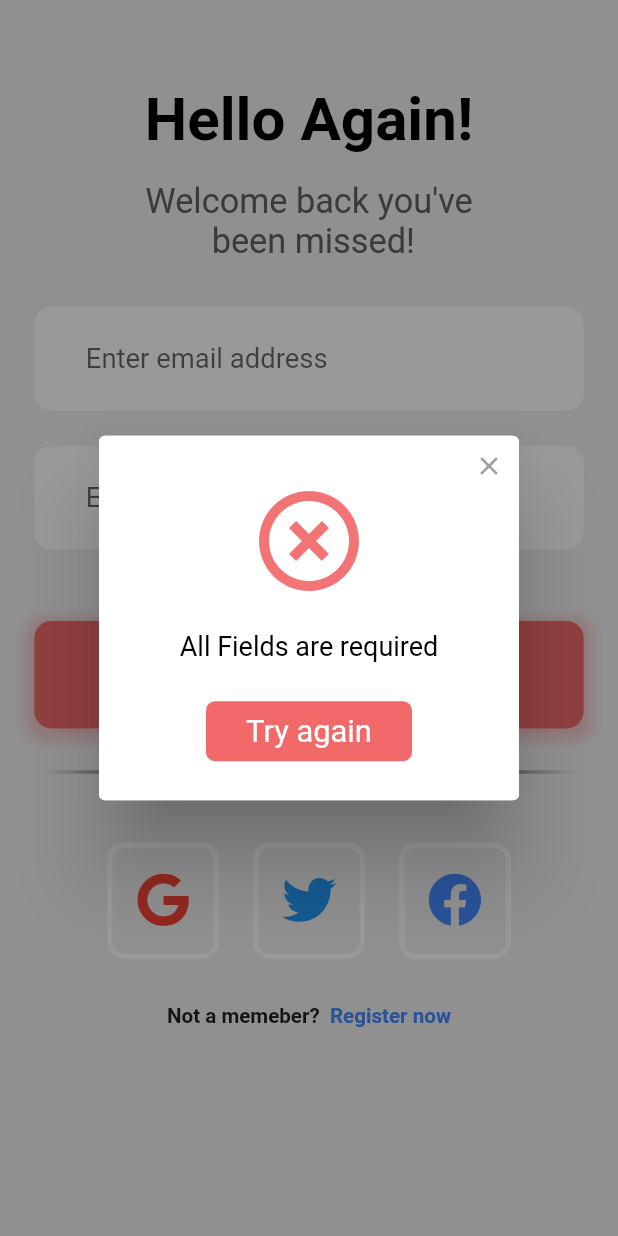
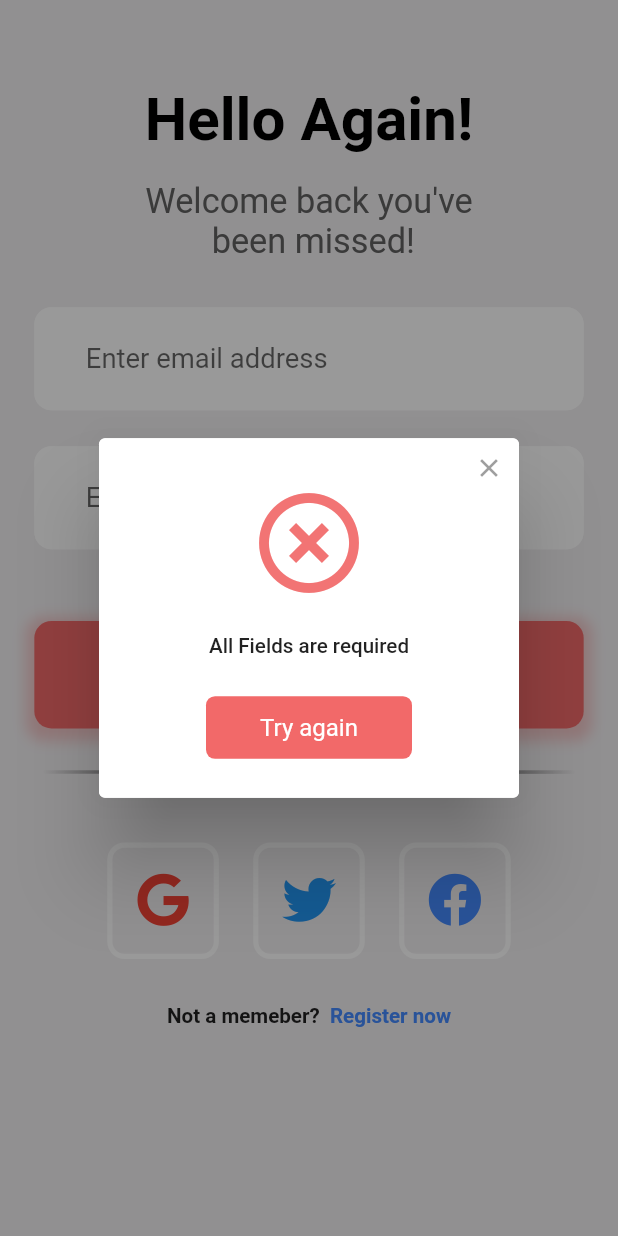
Before and after one commit to mostafaosama113/restaurant_app_user_version, a Flutter app: the screen it shows after launch, after a tap on "Sign in", on a phone screen of 412 x 824 dp. Run offline on Flutter 3.47's test engine with Material 2 defaults, Android fonts, the phone set to English and light mode, and no system bars; drawn by our look-alikes of rflutter_alert; our stand-ins replace firebase_auth, firebase_core, flutter_screenutil, font_awesome_flutter; accounts and stored records are empty.

Commit message:
error message

```diff
--- a/lib/widgets/show_error.dart
+++ b/lib/widgets/show_error.dart
@@ -12,6 +12,7 @@ void showError(context, message) {
     style: AlertStyle(
       alertElevation: 0,
       overlayColor: Colors.black.withOpacity(.40),
+      descStyle: TextStyle(fontSize: 12.sp),
       alertBorder: const OutlineInputBorder(
         borderSide: BorderSide(color: Colors.white),
       ),
@@ -19,11 +20,12 @@ void showError(context, message) {
     buttons: [
       DialogButton(
         color: btnColor,
+        height: 35.h,
         child: Text(
           "Try again",
           style: TextStyle(
             color: Colors.white,
-            fontSize: 18.sp,
+            fontSize: 14.sp,
           ),
         ),
         onPressed: () => Navigator.pop(context),
```
